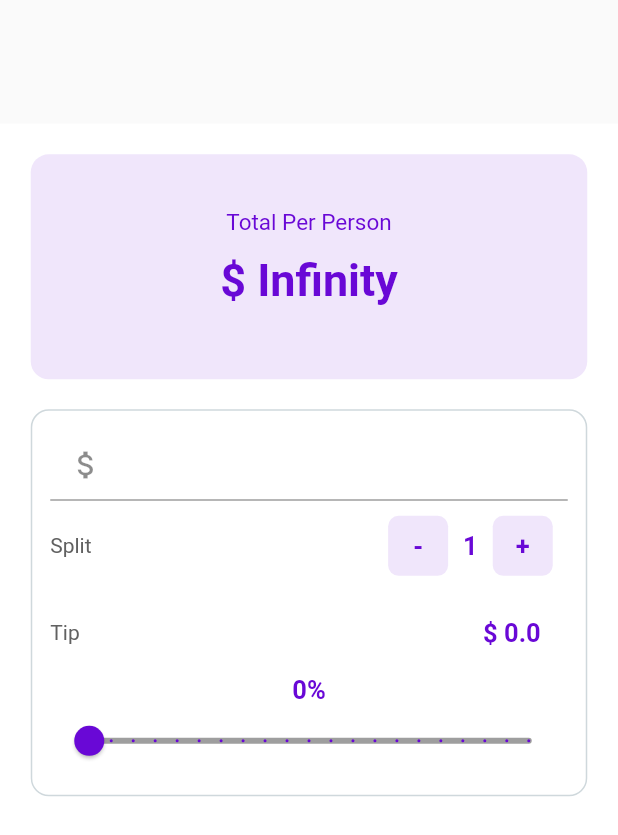
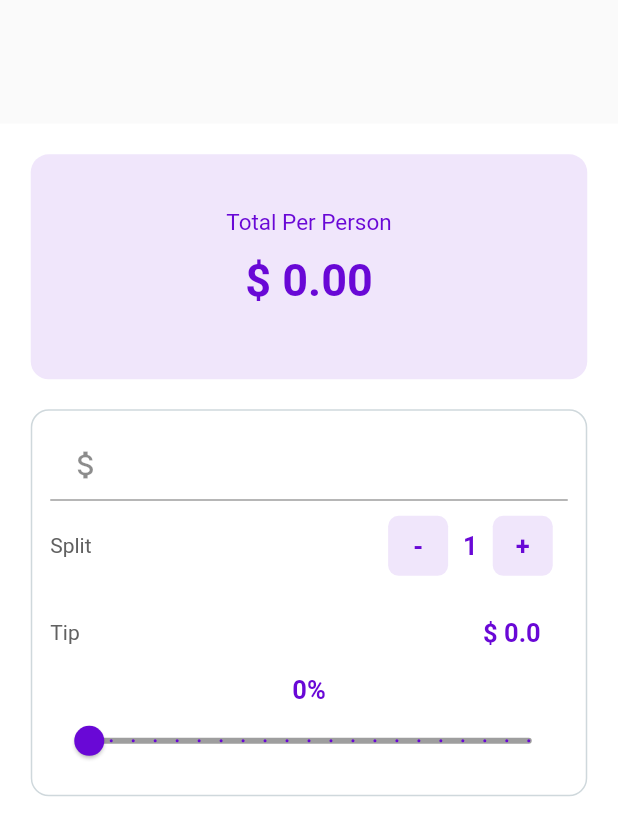
Before and after one commit to anoobishnoob/bill_splitting_app, a Flutter app: the screen it shows after launch, on a phone screen of 412 x 824 dp. Shown: the top 835 px of the screen. Run offline on Flutter 3.47's test engine with Material 2 defaults, Android fonts, the phone set to English and light mode, and no system bars.

Commit message:
fixed UI bugs

```diff
--- a/lib/UI/home.dart
+++ b/lib/UI/home.dart
@@ -46,7 +46,7 @@ class _BillSplitterState extends State<BillSplitter> {
                     ),),
                     Padding(
                       padding: const EdgeInsets.all(12.0),
-                      child: Text("\$ ${calcTotalPerPerson(_billAmount, _personCounter.toDouble(), _tipPercent)}", style: TextStyle(
+                      child: Text("\$ ${calcTotalPerPerson(_billAmount, _personCounter, _tipPercent)}", style: TextStyle(
                           color: _purple,
                           fontWeight: FontWeight.bold,
                           fontSize: 30
@@ -205,8 +205,8 @@ class _BillSplitterState extends State<BillSplitter> {
         )
     );
   }
-  calcTotalPerPerson(double totalTip, double billAmount, int splitBy){
-    var totalPerPerson = (totalTip + billAmount) / splitBy;
+  calcTotalPerPerson( double billAmount, int splitBy, int tipPercentage){
+    var totalPerPerson = (calcTotalTip(billAmount, splitBy, tipPercentage) + billAmount) / splitBy;
 
     return totalPerPerson.toStringAsFixed(2);
 
```
